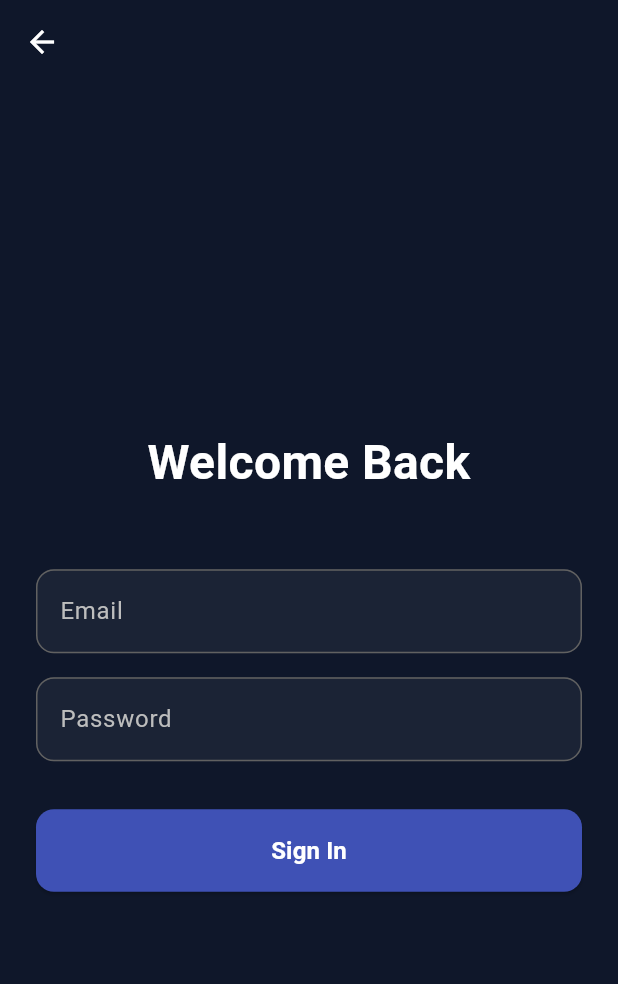
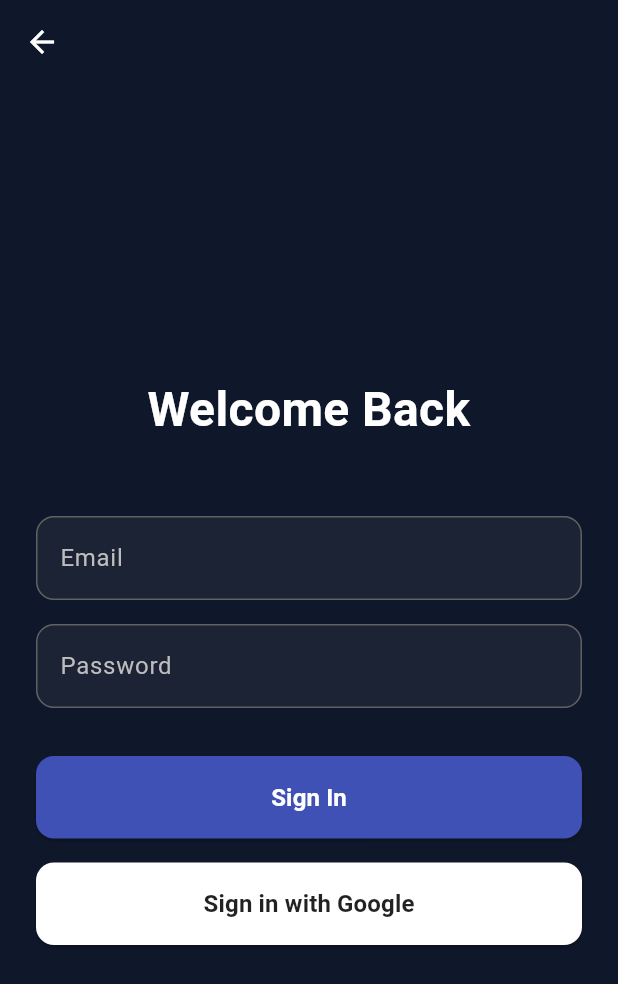
Before and after one commit to rooshimadethis/notube_mobile, a Flutter app: the screen it shows after launch, after a tap on "Sign In", on a phone screen of 412 x 824 dp. Shown: the top 984 px of the screen. Run offline on Flutter 3.47's test engine with Material 3 defaults, Android fonts, the phone set to English and light mode, and no system bars; our stand-ins replace cloud_firestore, firebase_auth, firebase_core, google_sign_in, shared_preferences; missing offline and left inert: notube_shared; accounts and stored records are empty.

Commit message:
Add Google Sign-In and merge cloud/local alternatives
Added google_sign_in dependency and implemented signInWithGoogle in AuthService. Added Google Sign-In button to LoginScreen. Updated HomeScreen to merge local and cloud alternatives when logged in.

```diff
--- a/lib/screens/home_screen.dart
+++ b/lib/screens/home_screen.dart
@@ -32,11 +32,14 @@ class _HomeScreenState extends State<HomeScreen> {
     setState(() => _isLoading = true);
 
     try {
-      // Check current user
+      // 1. Get local/default items
+      List<Alternative> currentItems = await _getLocalAlternatives();
+
+      if (!mounted) return;
+
+      // 2. If logged in, get cloud items and merge
       final currentUser = FirebaseAuth.instance.currentUser;
-
       if (currentUser != null) {
-        // Load from Firestore with timeout
         try {
           final cloudItems = await context
               .read<FirestoreService>()
@@ -44,34 +47,50 @@ class _HomeScreenState extends State<HomeScreen> {
               .timeout(const Duration(seconds: 5));
 
           if (cloudItems.isNotEmpty) {
-            if (mounted) {
-              setState(() {
-                _alternatives = cloudItems;
-                _isLoading = false;
-              });
+            // Merge: Cloud items override local items with same URL, others are added.
+            // Using a Map to deduplicate by URL.
+            final Map<String, Alternative> mergedMap = {};
+
+            // Add local first
+            for (var item in currentItems) {
+              if (item.url.isNotEmpty) {
+                mergedMap[item.url] = item;
+              }
             }
-            // Cache to local storage
-            _saveToLocal(cloudItems);
-            return;
+
+            // Add/Overwrite with cloud
+            for (var item in cloudItems) {
+              if (item.url.isNotEmpty) {
+                mergedMap[item.url] = item;
+              }
+            }
+
+            currentItems = mergedMap.values.toList();
+
+            // Update local cache with the merged result so it persists offline
+            await _saveToLocal(currentItems);
           }
         } catch (e) {
           print("Firestore load failed (or timed out): $e");
-          // Continue to local load
+          // Continue with just local items
         }
       }
 
-      // Fallback to local storage or defaults
-      await _loadLocal();
+      if (mounted) {
+        setState(() {
+          _alternatives = currentItems;
+          _isLoading = false;
+        });
+      }
     } catch (e) {
       print("Critical error in _loadData: $e");
-      // Even if everything fails, stop loading
       if (mounted) {
         setState(() => _isLoading = false);
       }
     }
   }
 
-  Future<void> _loadLocal() async {
+  Future<List<Alternative>> _getLocalAlternatives() async {
     try {
       final prefs = await SharedPreferences.getInstance();
       final String? localData = prefs.getString('localItems');
@@ -81,15 +100,7 @@ class _HomeScreenState extends State<HomeScreen> {
           final decoded = jsonDecode(localData);
           if (decoded is List && decoded.isNotEmpty) {
              final items = decoded.map((e) => Alternative()..mergeFromJsonMap(e)).toList();
-             if (items.isNotEmpty) {
-               if (mounted) {
-                 setState(() {
-                   _alternatives = items;
-                   _isLoading = false;
-                 });
-               }
-               return;
-             }
+             if (items.isNotEmpty) return items;
           }
         } catch (e) {
           print("Error parsing local cached data: $e");
@@ -104,26 +115,13 @@ class _HomeScreenState extends State<HomeScreen> {
         final items = decoded.map((e) {
           return Alternative()..mergeFromProto3Json(e);
         }).toList();
-
-        if (items.isNotEmpty) {
-          if (mounted) {
-            setState(() {
-              _alternatives = items;
-              _isLoading = false;
-            });
-          }
-          return;
-        }
+        if (items.isNotEmpty) return items;
       }
     } catch (e) {
       print("Error loading local/assets: $e");
     }
 
-    if (mounted) {
-      setState(() {
-        _isLoading = false;
-      });
-    }
+    return [];
   }
 
   Future<void> _saveToLocal(List<Alternative> items) async {
@@ -161,7 +159,7 @@ class _HomeScreenState extends State<HomeScreen> {
                 setState(() {
                   _alternatives = []; // Clear data to force reload defaults
                 });
-                _loadLocal();
+                _loadData();
               },
             )
           else
--- a/lib/screens/login_screen.dart
+++ b/lib/screens/login_screen.dart
@@ -27,6 +27,27 @@ class _LoginScreenState extends State<LoginScreen> {
             _passwordController.text.trim(),
           );
       // Navigation is handled by the auth state stream in main.dart
+    } catch (e) {
+      setState(() {
+        _errorMessage = e.toString();
+      });
+    } finally {
+      if (mounted) {
+        setState(() {
+          _isLoading = false;
+        });
+      }
+    }
+  }
+
+  Future<void> _signInWithGoogle() async {
+    setState(() {
+      _isLoading = true;
+      _errorMessage = null;
+    });
+
+    try {
+      await context.read<AuthService>().signInWithGoogle();
     } catch (e) {
       setState(() {
         _errorMessage = e.toString();
@@ -135,6 +156,22 @@ class _LoginScreenState extends State<LoginScreen> {
                       style: TextStyle(fontSize: 16, fontWeight: FontWeight.bold, color: Colors.white),
                     ),
             ),
+            const SizedBox(height: 16),
+            ElevatedButton(
+              onPressed: _isLoading ? null : _signInWithGoogle,
+              style: ElevatedButton.styleFrom(
+                backgroundColor: Colors.white,
+                foregroundColor: Colors.black87,
+                padding: const EdgeInsets.symmetric(vertical: 16),
+                shape: RoundedRectangleBorder(
+                  borderRadius: BorderRadius.circular(12),
+                ),
+              ),
+              child: const Text(
+                'Sign in with Google',
+                style: TextStyle(fontSize: 16, fontWeight: FontWeight.bold),
+              ),
+            ),
           ],
         ),
       ),
--- a/pubspec.yaml
+++ b/pubspec.yaml
@@ -44,6 +44,7 @@ dependencies:
   url_launcher: ^6.3.2
   provider: ^6.1.5+1
   shared_preferences: ^2.5.3
+  google_sign_in: ^6.2.1
 
 dev_dependencies:
   flutter_test:
```
Also changed, not shown: lib/services/auth_service.dart (+26 -0 lines).
